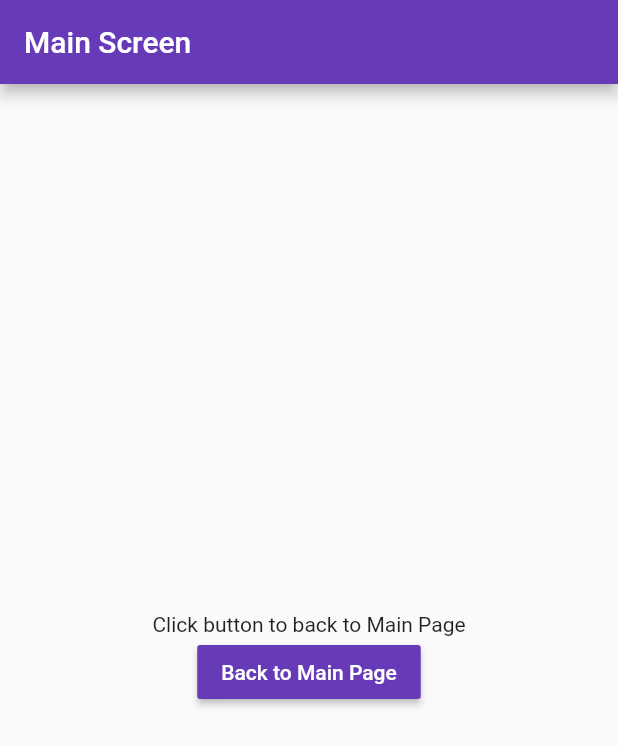
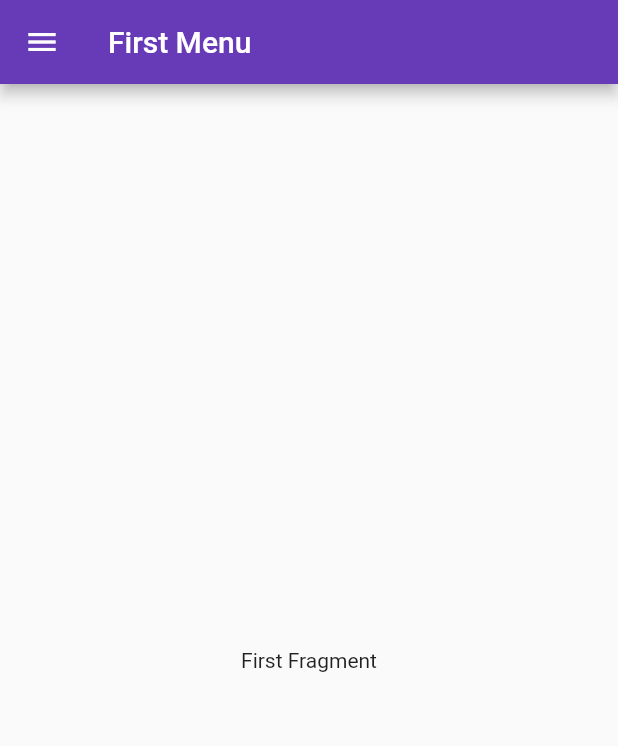
Before and after one commit to iamketanramani/flutter_app, a Flutter app: the screen it shows after launch, on a phone screen of 412 x 824 dp. Shown: the top 746 px of the screen. Run offline on Flutter 3.47's test engine with Material 2 defaults, Android fonts, the phone set to English and light mode, and no system bars.

Commit message:
Navigation Drawer

```diff
--- /dev/null
+++ b/lib/activity/navigation_drawer.dart
@@ -0,0 +1,96 @@
+import 'package:flutter/material.dart';
+import 'package:flutter_app/fragment/first_fragment.dart';
+
+class NavigationDrawer extends StatefulWidget {
+  final drawerList = [
+    new DrawerModel("First Menu", Icons.android),
+    new DrawerModel("Second Menu", Icons.apps)
+  ];
+
+  @override
+  State<StatefulWidget> createState() {
+    return NavigationDrawerState();
+  }
+}
+
+class NavigationDrawerState extends State<NavigationDrawer> {
+  int selectedFragment = 0;
+
+  updateFragment(int position) {
+    switch (position) {
+      case 0:
+        return new FirstFragment();
+
+      default:
+        return Center(
+            child: Text(
+          "No Fragment Found",
+          style: TextStyle(color: Colors.red),
+        ));
+    }
+  }
+
+  changeFragment(int position) {
+    setState(() => selectedFragment = position);
+    Navigator.of(context).pop(); //Close the drawer
+  }
+
+  @override
+  Widget build(BuildContext context) {
+    var drawerItems = <Widget>[];
+    for (var i = 0; i < widget.drawerList.length; i++) {
+      var d = widget.drawerList[i];
+      drawerItems.add(new ListTile(
+        leading: new Icon(d.icon),
+        title: new Text(d.title),
+        selected: i == selectedFragment,
+        onTap: () => changeFragment(i),
+      ));
+    }
+
+    return Scaffold(
+      appBar: AppBar(
+        title: Text(widget.drawerList[selectedFragment].title),
+        //backgroundColor: Colors.redAccent,
+      ),
+      drawer: new Drawer(
+        child: ListView(
+          children: <Widget>[
+            new UserAccountsDrawerHeader(
+              accountName: new Text('Ketan Ramani'),
+              accountEmail: new Text('ketanramani@gmail.com'),
+              decoration: new BoxDecoration(
+                image: new DecorationImage(
+                  image: new ExactAssetImage('assets/nav_menu_header.jpg'),
+                  fit: BoxFit.cover,
+                ),
+              ),
+              currentAccountPicture: CircleAvatar(
+                  backgroundImage: NetworkImage(
+                      "https://avatars3.githubusercontent.com/u/39004747?s=460&v=4")),
+            ),
+            new Column(
+              children: drawerItems,
+            ),
+            new ListTile(
+              leading: Icon(Icons.apps),
+              title: new Text("Static Tab"),
+              onTap: () {
+                print("Apps Clicked");
+              },
+            ),
+            new Divider(),
+          ],
+        ),
+      ),
+      body: updateFragment(selectedFragment),
+    );
+  }
+}
+
+class DrawerModel {
+  String title;
+  IconData icon;
+
+  DrawerModel(this.title, this.icon);
+}
--- a/lib/SplashScreen.dart
+++ b/lib/activity/splash_screen.dart
@@ -1,6 +1,6 @@
 import 'package:flutter/material.dart';
 
-import 'MainScreen.dart';
+import 'package:flutter_app/activity/navigation_drawer.dart';
 
 class SplashScreen extends StatefulWidget {
   @override
@@ -17,7 +17,7 @@ class SplashScreenState extends State<SplashScreen> {
       Navigator.pushReplacement(
           context,
           MaterialPageRoute(
-            builder: (context) => MainScreen(),
+            builder: (context) => NavigationDrawer(),
           ));
     });
   }
--- /dev/null
+++ b/lib/fragment/first_fragment.dart
@@ -0,0 +1,10 @@
+import 'package:flutter/material.dart';
+
+class FirstFragment extends StatelessWidget {
+  @override
+  Widget build(BuildContext context) {
+    return new Center(
+      child: new Text("First Fragment"),
+    );
+  }
+}
--- a/lib/main.dart
+++ b/lib/main.dart
@@ -1,6 +1,6 @@
 import 'package:flutter/material.dart';
 
-import 'SplashScreen.dart';
+import 'package:flutter_app/activity/splash_screen.dart';
 
 void main() => runApp(MyApp());
 
--- a/pubspec.yaml
+++ b/pubspec.yaml
@@ -41,6 +41,7 @@ flutter:
   uses-material-design: true
   assets:
     - assets/flutter_back.png
+    - assets/nav_menu_header.jpg
 
   # To add assets to your application, add an assets section, like this:
   # assets:
```
Also changed, not shown: assets/nav_menu_header.jpg (added), lib/activity/main_screen.dart (renamed from lib/MainScreen.dart), 2 other files.
